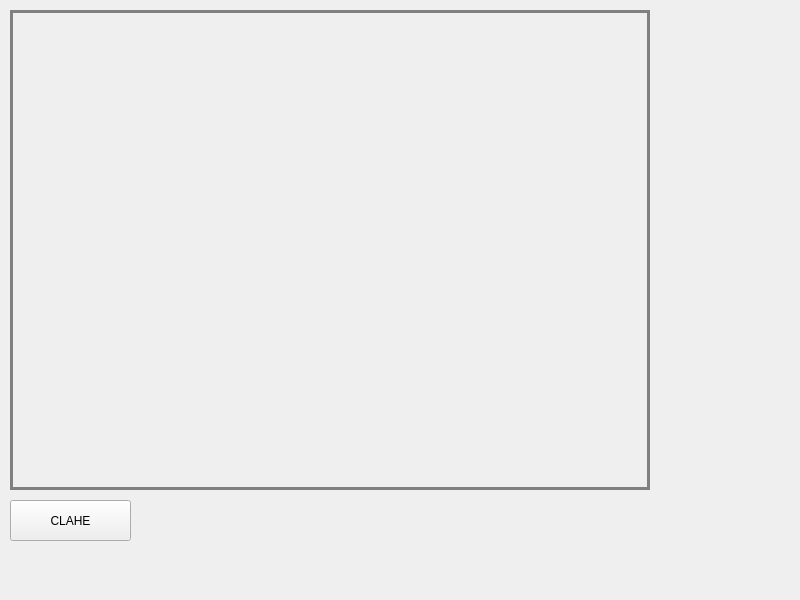
Qt form COMPUTER_VISION/COMPUTER_VISION.ui (goobncl/COMPUTER_VISION) before a commit.
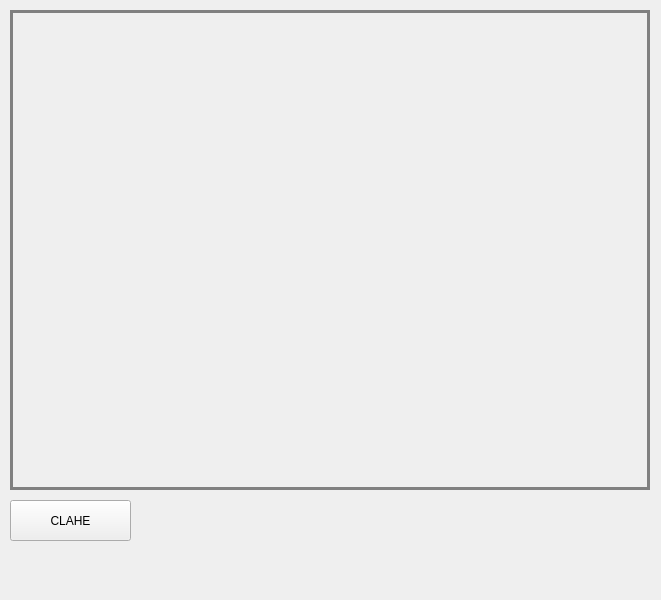
The same form after that commit.

```diff
--- a/COMPUTER_VISION/COMPUTER_VISION.ui
+++ b/COMPUTER_VISION/COMPUTER_VISION.ui
@@ -6,7 +6,7 @@
    <rect>
     <x>0</x>
     <y>0</y>
-    <width>800</width>
+    <width>661</width>
     <height>600</height>
    </rect>
   </property>
```
Left out of the diff: 4 changed lines with no effect on the pictures.
